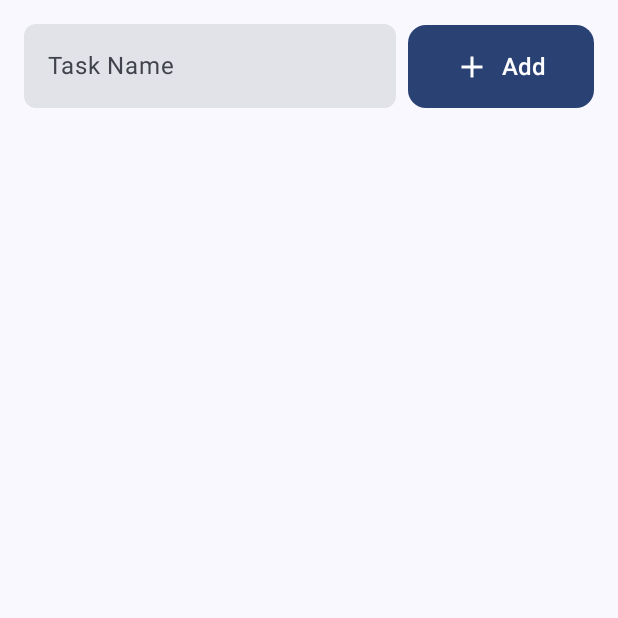
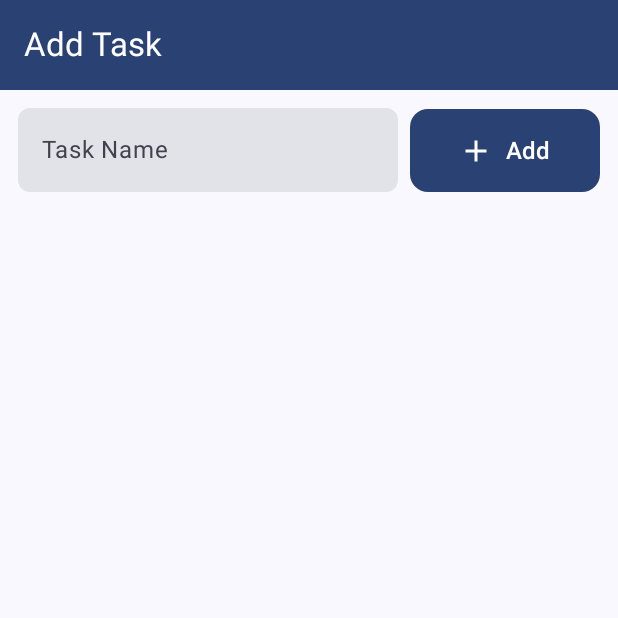
Before and after one commit to Saullo-Programador/TaskApp, an Android app built with Jetpack Compose: the AddTaskScreen screen opened through its navigation route, on a phone screen of 412 x 824 dp, the top half of it. Run offline under Robolectric (Android 15) with nearby library versions, the phone set to English and light mode, and no system bars; our stand-ins replace Dagger/Hilt's generated code, Firebase (no records; nobody signed in at launch, a user with empty details on screens opened directly); libraries missing offline, so code that uses them is left out: org.checkerframework.checker.

Commit message:
project Finalizado

```diff
--- /dev/null
+++ b/app/src/main/java/com/example/firebaseaula/ui/components/TopBarComponents.kt
@@ -0,0 +1,39 @@
+package com.example.firebaseaula.ui.components
+
+import androidx.compose.foundation.background
+import androidx.compose.foundation.layout.Arrangement
+import androidx.compose.foundation.layout.Row
+import androidx.compose.foundation.layout.fillMaxWidth
+import androidx.compose.foundation.layout.height
+import androidx.compose.foundation.layout.padding
+import androidx.compose.foundation.shape.RoundedCornerShape
+import androidx.compose.material3.MaterialTheme
+import androidx.compose.material3.Text
+import androidx.compose.runtime.Composable
+import androidx.compose.ui.Alignment
+import androidx.compose.ui.Modifier
+import androidx.compose.ui.draw.clip
+import androidx.compose.ui.graphics.Color
+import androidx.compose.ui.unit.dp
+
+@Composable
+fun TopBarComponents(
+    title: String
+) {
+    Row(
+        modifier = Modifier
+            .fillMaxWidth()
+            .height(60.dp)
+            .background(MaterialTheme.colorScheme.primary)
+            .clip(RoundedCornerShape(bottomStart = 26.dp, bottomEnd = 26.dp))
+            .padding(horizontal = 16.dp),
+        horizontalArrangement = Arrangement.SpaceBetween,
+        verticalAlignment = Alignment.CenterVertically,
+    ) {
+        Text(
+            text = title,
+            style = MaterialTheme.typography.titleLarge,
+            color = Color.White
+        )
+    }
+}
--- a/app/src/main/java/com/example/firebaseaula/ui/screens/AddTaskScreen.kt
+++ b/app/src/main/java/com/example/firebaseaula/ui/screens/AddTaskScreen.kt
@@ -24,6 +24,7 @@ import androidx.compose.ui.unit.dp
 import com.example.firebaseaula.ui.components.CustomButton
 import com.example.firebaseaula.ui.components.CustomTextField
 import com.example.firebaseaula.ui.components.LoadingScreen
+import com.example.firebaseaula.ui.components.TopBarComponents
 
 @Composable
 fun AddTaskScreen(
@@ -34,22 +35,28 @@ fun AddTaskScreen(
 
     Column(
         modifier = Modifier
-            .fillMaxSize()
-            .padding(16.dp)
+            .fillMaxSize(),
     ) {
+        TopBarComponents(title = "Add Task")
         if (isLoading) {
             LoadingScreen()
         } else {
-            Row (
+            Column(
+                modifier = Modifier
+                    .fillMaxWidth()
+                    .padding(12.dp),
+                verticalArrangement = Arrangement.spacedBy(8.dp)
+            ) {
+                Row(
                     modifier = Modifier
                         .fillMaxWidth()
                         .padding(bottom = 16.dp),
                     verticalAlignment = Alignment.CenterVertically,
                     horizontalArrangement = Arrangement.spacedBy(8.dp)
-            ){
+                ) {
                     CustomTextField(
                         value = taskName,
-                    onValueChange = {taskName = it},
+                        onValueChange = { taskName = it },
                         label = "Task Name",
                         placeholder = "Digite aqui...",
                         trailingIcon = Icons.Default.Clear,
@@ -58,7 +65,7 @@ fun AddTaskScreen(
                     )
                     CustomButton(
                         text = "Add",
-                    onClick = {onClick(taskName)},
+                        onClick = { onClick(taskName) },
                         icon = Icons.Default.Add,
                         colors = ButtonDefaults.buttonColors(
                             containerColor = MaterialTheme.colorScheme.primary
@@ -67,6 +74,7 @@ fun AddTaskScreen(
                             .weight(1f)
                             .height(55.dp)
                     )
+                }
             }
         }
     }
--- a/app/src/main/java/com/example/firebaseaula/ui/screens/UpdateTaskScreen.kt
+++ b/app/src/main/java/com/example/firebaseaula/ui/screens/UpdateTaskScreen.kt
@@ -24,6 +24,7 @@ import androidx.compose.ui.unit.dp
 import com.example.firebaseaula.ui.components.CustomButton
 import com.example.firebaseaula.ui.components.CustomTextField
 import com.example.firebaseaula.ui.components.LoadingScreen
+import com.example.firebaseaula.ui.components.TopBarComponents
 
 @Composable
 fun UpdateTaskScreen(
@@ -35,15 +36,17 @@ fun UpdateTaskScreen(
 
     Column(
         modifier = Modifier
-            .fillMaxSize()
-            .padding(12.dp)
+            .fillMaxSize(),
     ) {
+        TopBarComponents(title = "Update Task")
+
         if (isLoading) {
             LoadingScreen()
         } else {
             Column(
                 modifier = Modifier
-                    .fillMaxWidth(),
+                    .fillMaxWidth()
+                    .padding(12.dp),
                 verticalArrangement = Arrangement.spacedBy(8.dp)
             ){
                 CustomTextField(
```
Lines whose indentation alone changed are shown as unchanged.
